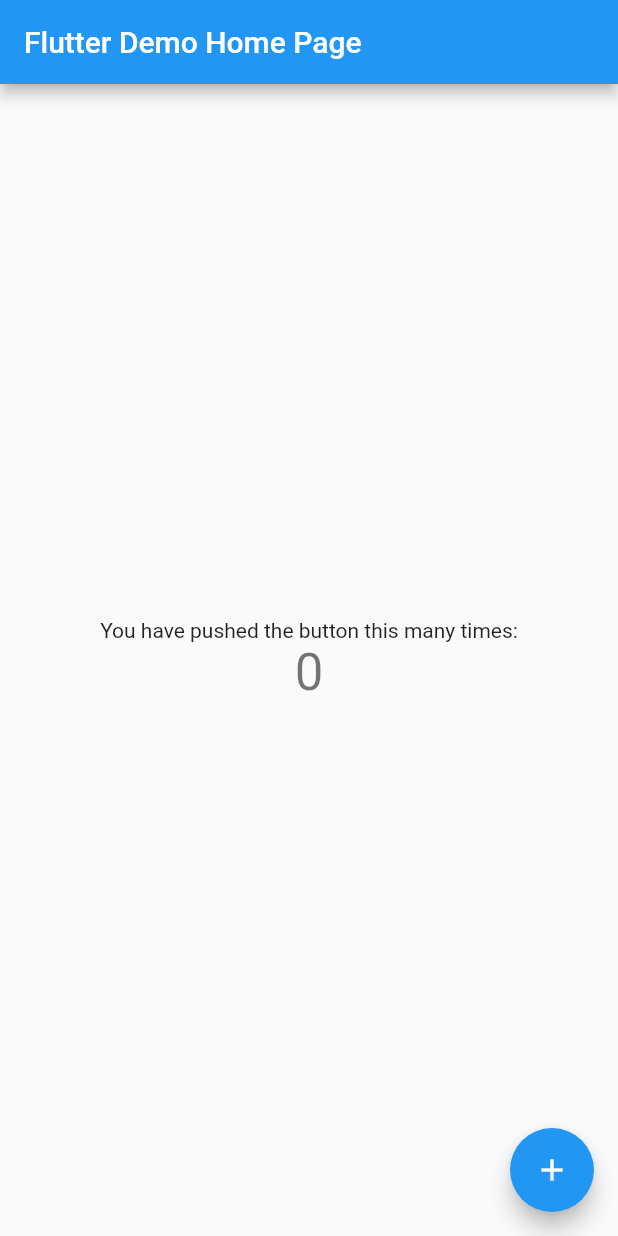
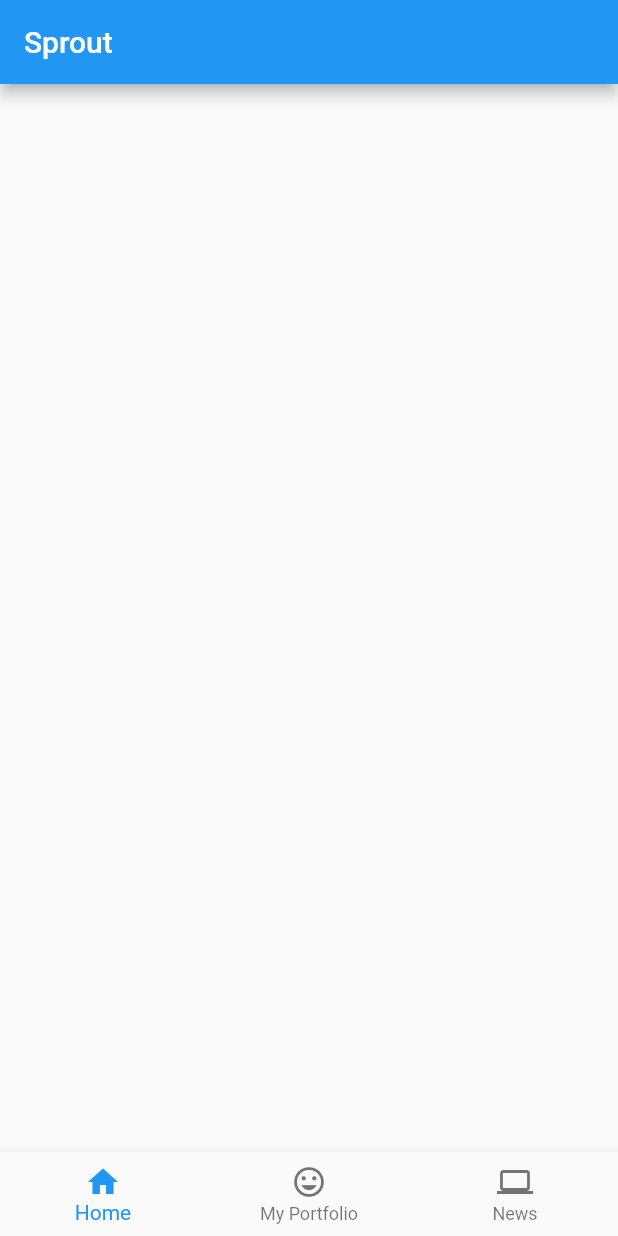
Before and after one commit to shreyachalla/sprout-dsc, a Flutter app: the screen it shows after launch, on a phone screen of 412 x 824 dp. Run offline on Flutter 3.47's test engine with Material 2 defaults, Android fonts, the phone set to English and light mode, and no system bars.

Commit message:
Begins outline.dart

```diff
--- a/sprout_project/lib/main.dart
+++ b/sprout_project/lib/main.dart
@@ -1,5 +1,5 @@
 import 'package:flutter/material.dart';
-
+import 'outline.dart';
 void main() {
   runApp(MyApp());
 }
@@ -9,24 +9,7 @@
   @override
   Widget build(BuildContext context) {
     return MaterialApp(
-      title: 'Flutter Demo',
-      theme: ThemeData(
-        // This is the theme of your application.
-        //
-        // Try running your application with "flutter run". You'll see the
-        // application has a blue toolbar. Then, without quitting the app, try
-        // changing the primarySwatch below to Colors.green and then invoke
-        // "hot reload" (press "r" in the console where you ran "flutter run",
-        // or simply save your changes to "hot reload" in a Flutter IDE).
-        // Notice that the counter didn't reset back to zero; the application
-        // is not restarted.
-        primarySwatch: Colors.blue,
-        // This makes the visual density adapt to the platform that you run
-        // the app on. For desktop platforms, the controls will be smaller and
-        // closer together (more dense) than on mobile platforms.
-        visualDensity: VisualDensity.adaptivePlatformDensity,
-      ),
-      home: MyHomePage(title: 'Flutter Demo Home Page'),
+      home: Outline()
     );
   }
 }
--- /dev/null
+++ b/sprout_project/lib/outline.dart
@@ -0,0 +1,39 @@
+import 'package:flutter/material.dart';
+
+void main() {
+  runApp(Outline());
+}
+
+class OutlineState extends State<Outline> {
+  @override
+  Widget build(BuildContext context) {
+    return Scaffold(
+      appBar: AppBar(
+        title: Text('Sprout'),
+      ),
+            bottomNavigationBar: BottomNavigationBar(
+              currentIndex: 0,
+              items: [
+                BottomNavigationBarItem(
+                  icon: new Icon(Icons.home),
+                  label: 'Home'
+                ),
+                BottomNavigationBarItem(
+                    icon: new Icon(Icons.mood),
+                    label: 'My Portfolio'
+                ),
+                BottomNavigationBarItem(
+                    icon: new Icon(Icons.laptop),
+                    label: 'News'
+                )
+              ],
+            ),
+    );
+  }
+}
+
+class Outline extends StatefulWidget {
+  State<StatefulWidget> createState() {
+    return OutlineState();
+  }
+}
```
Also changed, not shown: sprout_project/pubspec.lock.
